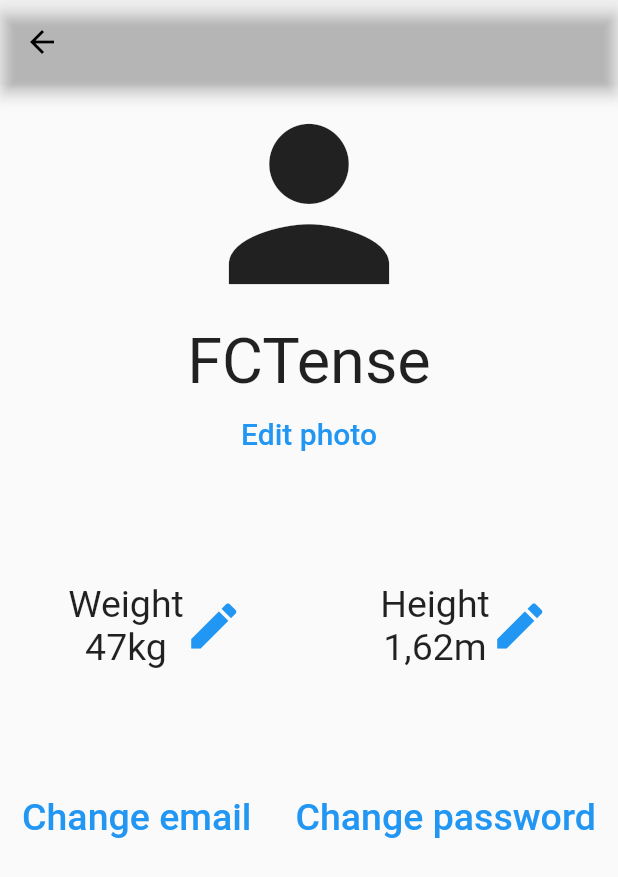
After one commit to ftmateus/ipm_group_31_project, a Flutter app: the ProfilePage screen opened directly, on a phone screen of 412 x 824 dp. The commit adds this screen. Shown: the top 877 px of the screen. Run offline on Flutter 3.47's test engine with Material 2 defaults, Android fonts, the phone set to English and light mode, and no system bars; our stand-ins replace flutter_lorem; missing offline and left inert: assorted_layout_widgets.

Commit message:
Profile page

```diff
--- a/jacked_up/lib/ProfileButton.dart
+++ b/jacked_up/lib/ProfileButton.dart
@@ -1,4 +1,5 @@
 import 'package:flutter/material.dart';
+import 'package:jacked_up/ProfilePage.dart';
 
 class ProfileButton extends StatelessWidget
 {
@@ -22,7 +23,12 @@ class ProfileButton extends StatelessWidget
           child: InkWell(
             borderRadius: BorderRadius.circular(30),
             splashColor: Colors.amberAccent.withAlpha(80),
-            onTap: () {},
+            onTap: () {
+              Navigator.push(
+                context,
+                MaterialPageRoute(builder: (context) => const ProfilePage())
+              );
+            },
             child: Container(
               padding: const EdgeInsets.all(10),
               child: Center(
@@ -48,7 +54,7 @@ class ProfileButton extends StatelessWidget
                           Column(
                             children: const [
                               Text("Height"),
-                              Text("162m")
+                              Text("1,62m")
                             ],
                           ),
                         ],
--- /dev/null
+++ b/jacked_up/lib/ProfilePage.dart
@@ -0,0 +1,158 @@
+import 'package:flutter/material.dart';
+
+// class ProfilePage extends StatelessWidget {
+//   const ProfilePage({super.key});
+//
+//   static const String _title = 'Flutter Code Sample';
+//
+//   @override
+//   Widget build(BuildContext context) {
+//     return const MaterialApp(
+//       title: _title,
+//       home: MyStatefulWidget(),
+//     );
+//   }
+// }
+
+class ProfilePage extends StatefulWidget {
+  const ProfilePage({super.key});
+
+  @override
+  State<ProfilePage> createState() => _ProfilePageState();
+}
+
+class _ProfilePageState extends State<ProfilePage> {
+
+  Widget _listViewBody() {
+    return Column(
+      children: <Widget>[
+        Container(
+          margin: const EdgeInsets.only(bottom: 75.0),
+          child: Center(
+              child: Column(
+                children: [
+                  const Icon(Icons.person, size: 160),
+                  const Text("FCTense",
+                    style: TextStyle(
+                        fontSize: 42
+                    ),
+                  ),
+                  TextButton(
+                    onPressed: () => {},
+                    child: const Text('Edit photo',
+                      style: TextStyle(
+                          fontSize: 20
+                      ),
+                    ),
+                  ),
+                ],
+              )
+          ),
+        ),
+        Row(
+          mainAxisAlignment: MainAxisAlignment.spaceAround,
+          children: [
+            Row(
+              children: [
+                Column(
+                  children: const [
+                    Text("Weight",
+                      style: TextStyle(
+                          fontSize: 25
+                      ),
+                    ),
+                    Text("47kg",
+                      style: TextStyle(
+                          fontSize: 25
+                      ),
+                    )
+                  ],
+                ),
+                const Icon(Icons.edit, size: 40, color: Colors.blue)
+              ],
+            )
+            ,
+            Row(
+              children: [
+                Column(
+                  children: const [
+                    Text("Height",
+                      style: TextStyle(
+                          fontSize: 25
+                      ),
+                    ),
+                    Text("1,62m",
+                      style: TextStyle(
+                          fontSize: 25
+                      ),
+                    )
+                  ],
+                ),
+                Icon(Icons.edit, size: 40, color: Colors.blue)
+              ],
+            )
+          ],
+        ),
+        Container(
+          margin: const EdgeInsets.only(bottom: 75.0),
+          child: Column(
+
+          ),
+        ),
+        Row(
+          mainAxisAlignment: MainAxisAlignment.spaceAround,
+          children: [
+            TextButton(onPressed: () {},
+                child: const Text("Change email",
+                  style: TextStyle(
+                    fontSize: 25
+                  ),
+                )
+            ),
+            TextButton(onPressed: () {},
+                child: const Text("Change password",
+                  style: TextStyle(
+                      fontSize: 25
+                  ),
+                )
+            )
+          ],
+        )
+      ],
+    );
+  }
+
+  @override
+  Widget build(BuildContext context) {
+    return Scaffold(
+      appBar: AppBar(
+        backgroundColor: Colors.transparent,
+        centerTitle: true,
+        leading: BackButton(
+          color: Colors.black,
+          onPressed: () {
+            Navigator.pop(context);
+          },
+        ),
+      ),
+      body: _listViewBody(),
+    );
+  }
+
+  void showModal(BuildContext context) {
+    showDialog(
+      context: context,
+      builder: (BuildContext context) => AlertDialog(
+        content: const Text('Example Dialog'),
+        actions: <TextButton>[
+          TextButton(
+            onPressed: () {
+              Navigator.pop(context);
+            },
+            child: const Text('Close'),
+          )
+        ],
+      ),
+    );
+  }
+}
```
